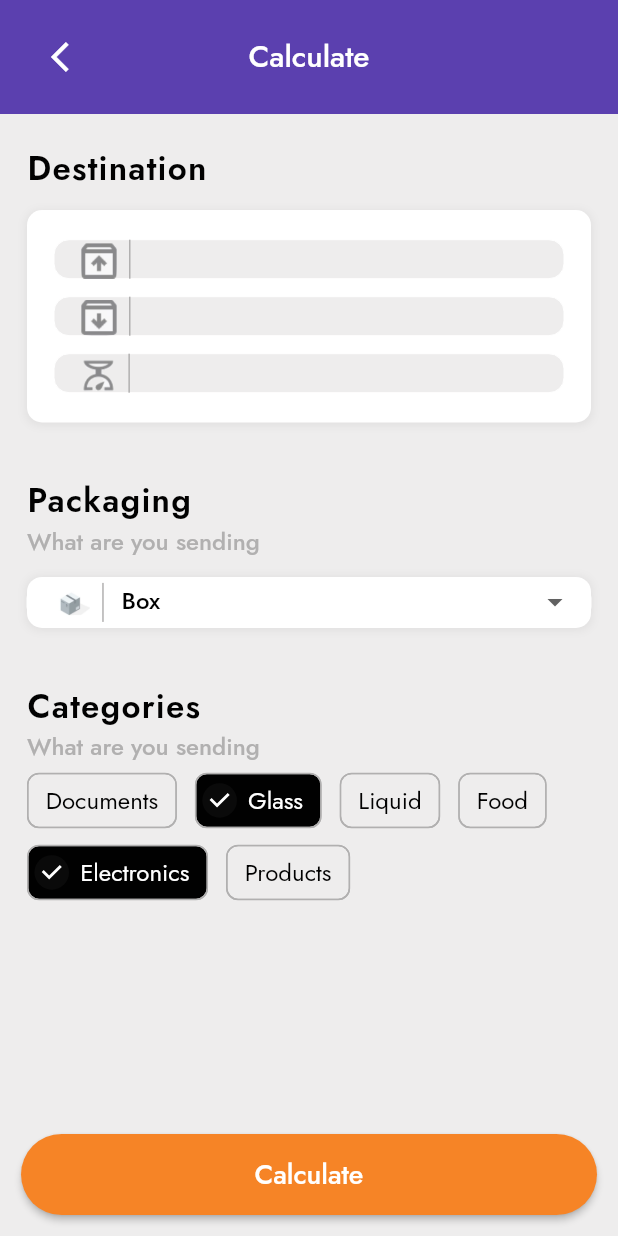
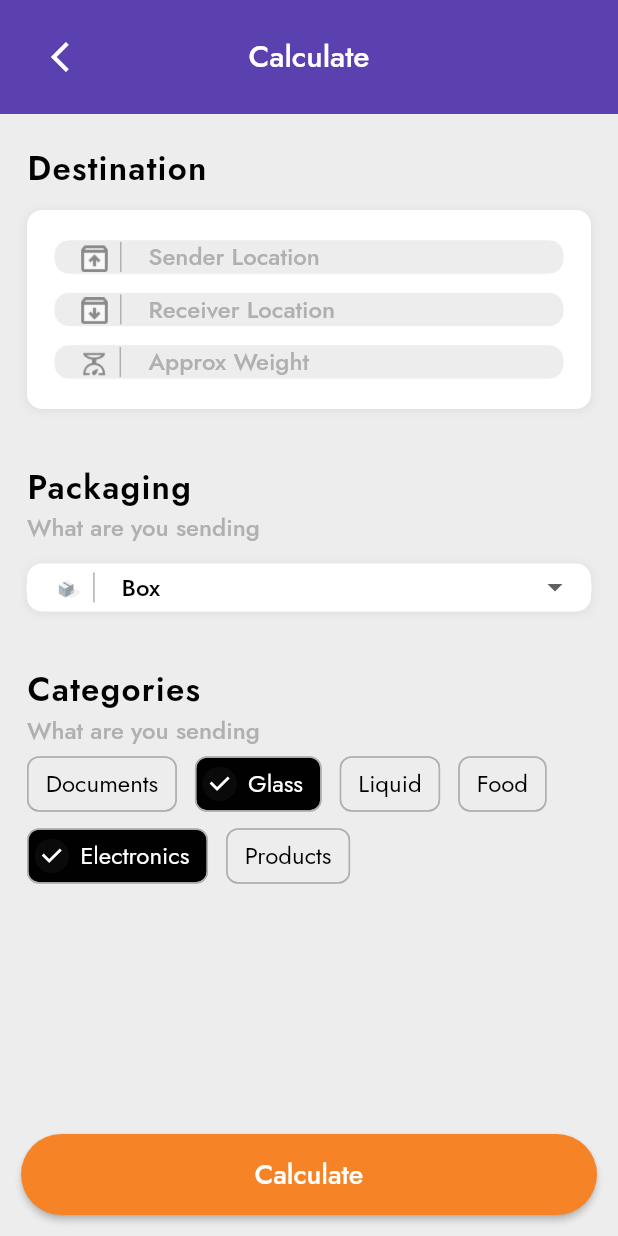
Before and after one commit to shittu33/moniepoint_test, a Flutter app: the CalculatorPage screen opened by its route, on a phone screen of 412 x 824 dp. Run offline on Flutter 3.47's test engine with Material 2 defaults, Android fonts, the phone set to English and light mode, and no system bars; our stand-ins replace cached_network_image, carousel_slider, flutter_hooks, flutter_staggered_animations, flutter_svg, get_it and 2 more; missing offline and left inert: snap_scroll_physics; accounts and stored records are empty.

Commit message:
Added hint Text to Animate the calculate_page.dart TextFormField.

```diff
--- a/lib/features/calculate/presentation/screen/calculate_page.dart
+++ b/lib/features/calculate/presentation/screen/calculate_page.dart
@@ -71,15 +71,15 @@ class CalculatorPage extends StatelessWidget {
                         child: Column(
                           children: [
                             TextFormField(
-                              decoration: buildInputDecoration(sendBox),
+                              decoration: buildInputDecoration(sendBox,hintText: "Sender Location"),
                             ),
                             const SizedBox(height: 12),
                             TextFormField(
-                              decoration: buildInputDecoration(receiveBox),
+                              decoration: buildInputDecoration(receiveBox,hintText: "Receiver Location"),
                             ),
                             const SizedBox(height: 12),
                             TextFormField(
-                              decoration: buildInputDecoration(scale),
+                              decoration: buildInputDecoration(scale,hintText: "Approx Weight"),
                             ),
                             // const SizedBox(height: 12),
                           ],
@@ -179,10 +179,13 @@ class CalculatorPage extends StatelessWidget {
     );
   }
 
-  InputDecoration buildInputDecoration(String prefixImage, {Color? fillColor}) {
+  InputDecoration buildInputDecoration(String prefixImage, {Color? fillColor,String? hintText}) {
     return InputDecoration(
       fillColor: fillColor,
-      prefixIconConstraints: const BoxConstraints(maxHeight: 26, maxWidth: 63),
+      hintText: hintText,
+      hintStyle: appTheme.light.textTheme.titleMedium
+          ?.copyWith(color: appColor.gray),
+      prefixIconConstraints: const BoxConstraints(maxHeight: 20, maxWidth: 63),
       // constraints: const BoxConstraints(maxHeight: 43),
       prefixIcon: Row(
         children: [
--- a/lib/features/calculate/presentation/widget/calculate_succes_page.dart
+++ b/lib/features/calculate/presentation/widget/calculate_succes_page.dart
@@ -104,8 +104,8 @@ class _CountDownCurrencyState extends State<CountDownCurrency>
   AnimationController? _animationController;
   Animation<double>? _animation;
 
-  int _startValue = 0;
-  int _endValue = 1432;
+  final int _startValue = 0;
+  final int _endValue = 1432;
 
   @override
   void initState() {
```
